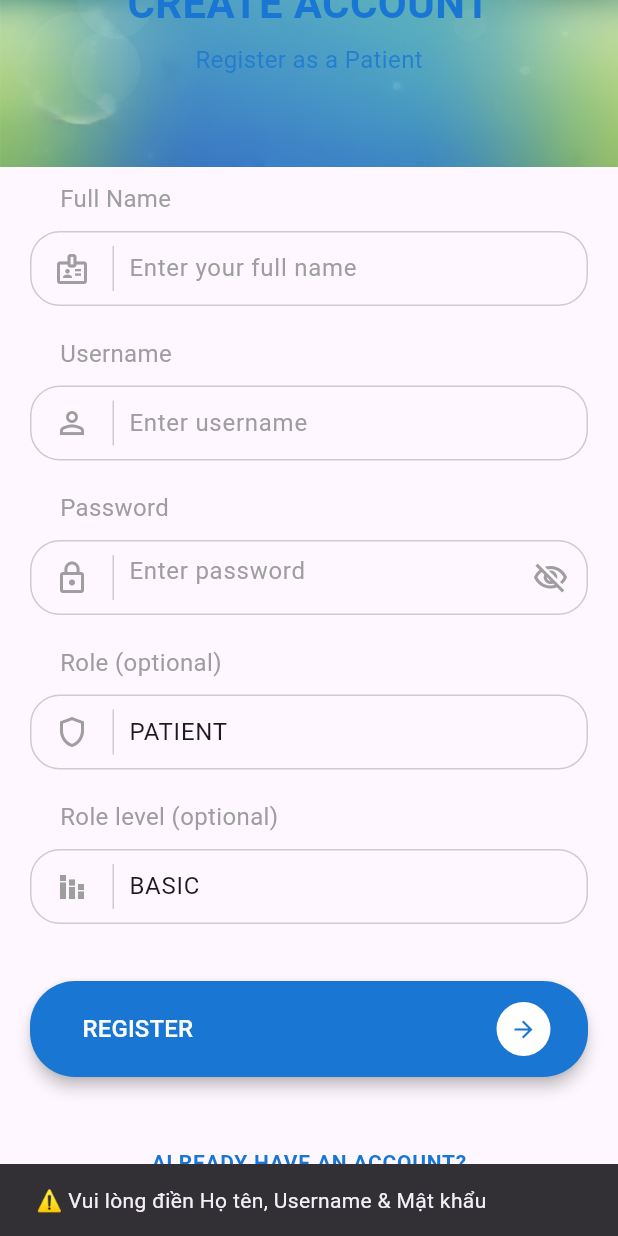
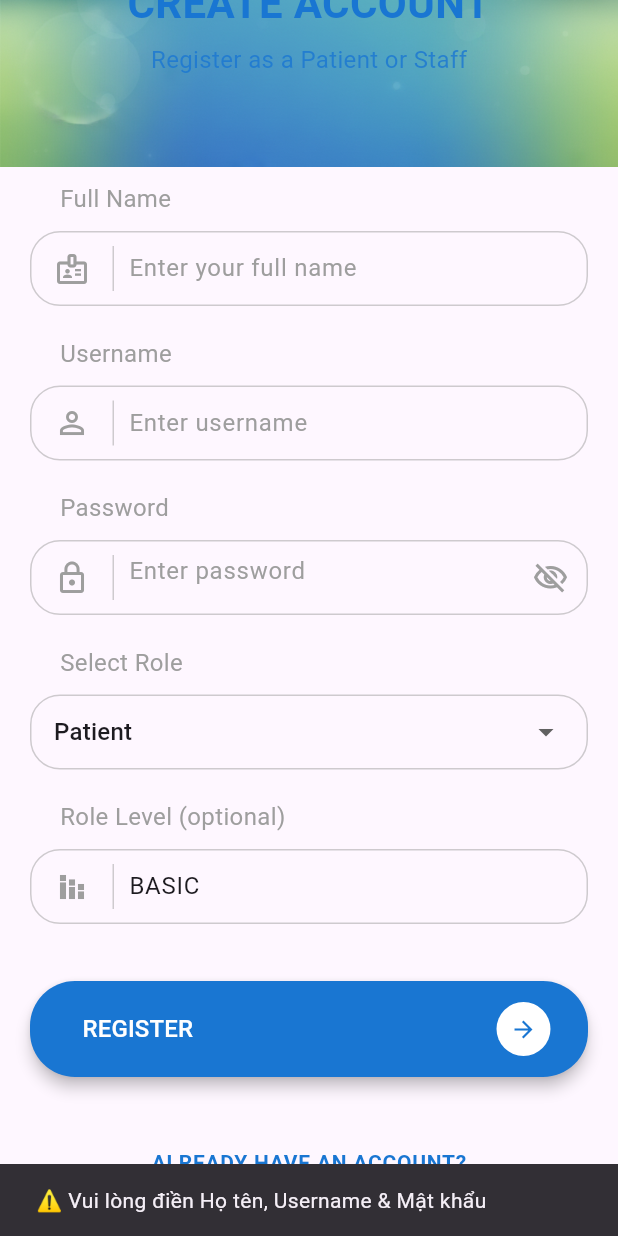
Before and after one commit to NhatChaMuc/HealthCarePJ, a Flutter app: the RegisterScreen screen opened by its route, scrolled down 188 dp, after a tap on "REGISTER", on a phone screen of 412 x 824 dp. Run offline on Flutter 3.47's test engine with Material 3 defaults, Android fonts, the phone set to English and light mode, and no system bars; our stand-ins replace google_fonts.

Commit message:
Update register lần 1

```diff
--- a/healthcare_flutter/lib/RegisterScreen.dart
+++ b/healthcare_flutter/lib/RegisterScreen.dart
@@ -1,7 +1,6 @@
-
 // ignore: file_names
 import 'package:flutter/material.dart';
-import 'auth_service.dart'; // 💡 IMPORT AUTH SERVICE
+import 'auth_service.dart';
 
 class RegisterScreen extends StatefulWidget {
   const RegisterScreen({super.key});
@@ -11,39 +10,36 @@ class RegisterScreen extends StatefulWidget {
 }
 
 class _RegisterScreenState extends State<RegisterScreen> {
-  // ✅ Đổi tên + Thêm controller
   final TextEditingController fullNameController = TextEditingController();
   final TextEditingController usernameController = TextEditingController();
   final TextEditingController passwordController = TextEditingController();
-  final TextEditingController roleController =
-      TextEditingController(text: "PATIENT");
+  final TextEditingController adminKeyController = TextEditingController();
   final TextEditingController roleLevelController =
       TextEditingController(text: "BASIC");
 
   bool _obscure = true;
   bool _loading = false;
 
-  // ✅ Sử dụng AuthService
+  // 🌟 Role lựa chọn
+  String selectedRole = "PATIENT";
+  bool showAdminKey = false;
+
   final AuthService _authService = AuthService();
-
-  // ⛔️ Xóa baseUrl (đã chuyển vào AuthService)
 
   @override
   void dispose() {
     fullNameController.dispose();
     usernameController.dispose();
     passwordController.dispose();
-    roleController.dispose();
+    adminKeyController.dispose();
     roleLevelController.dispose();
     super.dispose();
   }
 
-  // ✅ REFACTOR HÀM _register
   Future<void> _register() async {
     final fullName = fullNameController.text.trim();
     final username = usernameController.text.trim();
     final password = passwordController.text.trim();
-    final role = roleController.text.trim();
     final roleLevel = roleLevelController.text.trim();
 
     if (username.isEmpty || password.isEmpty || fullName.isEmpty) {
@@ -54,34 +50,37 @@ class _RegisterScreenState extends State<RegisterScreen> {
       return;
     }
 
+    // Nếu là doctor/nurse/admin mà chưa nhập key
+    if (showAdminKey && adminKeyController.text.trim().isEmpty) {
+      ScaffoldMessenger.of(context).showSnackBar(
+        const SnackBar(
+            content: Text("🔐 Vui lòng nhập Admin key để xác thực vai trò này")),
+      );
+      return;
+    }
+
     setState(() => _loading = true);
 
     try {
-      // ✅ Gọi hàm register từ AuthService
       final String? error = await _authService.register(
         fullName,
-        username, // Dùng làm 'account'
+        username,
         password,
-        role,
+        selectedRole,
         roleLevel,
       );
 
       if (error == null) {
-        // Thành công
-        // ignore: use_build_context_synchronously
         ScaffoldMessenger.of(context).showSnackBar(
           const SnackBar(content: Text("✅ Đăng ký thành công! Vui lòng đăng nhập.")),
         );
         if (mounted) Navigator.pop(context);
       } else {
-        // Lỗi
-        // ignore: use_build_context_synchronously
         ScaffoldMessenger.of(context).showSnackBar(
           SnackBar(content: Text("❌ $error")),
         );
       }
     } catch (e) {
-      // ignore: use_build_context_synchronously
       ScaffoldMessenger.of(context).showSnackBar(
         SnackBar(content: Text("❌ Lỗi không xác định: $e")),
       );
@@ -112,27 +111,23 @@ class _RegisterScreenState extends State<RegisterScreen> {
                 ),
                 child: Column(
                   children: [
-                    // ignore: prefer_const_constructors
                     Icon(Icons.person_add_alt_1, size: 80, color: primaryColor),
                     const SizedBox(height: 10),
-                    // ignore: prefer_const_constructors
                     Text("CREATE ACCOUNT",
-                        // ignore: prefer_const_constructors
                         style: TextStyle(
                             fontSize: 28,
                             fontWeight: FontWeight.bold,
                             color: primaryColor)),
                     const SizedBox(height: 6),
-                    Text("Register as a Patient",
+                    Text("Register as a Patient or Staff",
                         style: TextStyle(
-                            // ignore: deprecated_member_use
                             color: primaryColor.withOpacity(0.8),
                             fontSize: 16)),
                   ],
                 ),
               ),
 
-              // ✅ THÊM TRƯỜNG "HỌ TÊN"
+              // Full name
               const Padding(
                 padding: EdgeInsets.only(left: 40.0, top: 10),
                 child: Text("Full Name",
@@ -151,7 +146,7 @@ class _RegisterScreenState extends State<RegisterScreen> {
                     style: TextStyle(color: Colors.grey, fontSize: 16.0)),
               ),
               _buildInputField(
-                controller: usernameController, // ✅ Đổi tên controller
+                controller: usernameController,
                 icon: Icons.person_outline,
                 hint: "Enter username",
               ),
@@ -177,22 +172,59 @@ class _RegisterScreenState extends State<RegisterScreen> {
                 ),
               ),
 
-              // Role
+              // Role dropdown
               const Padding(
                 padding: EdgeInsets.only(left: 40.0, top: 10),
-                child: Text("Role (optional)",
+                child: Text("Select Role",
                     style: TextStyle(color: Colors.grey, fontSize: 16.0)),
               ),
-              _buildInputField(
-                controller: roleController,
-                icon: Icons.shield_outlined,
-                hint: "PATIENT / DOCTOR ...",
+              Container(
+                margin:
+                    const EdgeInsets.symmetric(vertical: 10.0, horizontal: 20.0),
+                padding: const EdgeInsets.symmetric(horizontal: 15.0),
+                decoration: BoxDecoration(
+                  border: Border.all(color: Colors.grey.withOpacity(0.5)),
+                  borderRadius: BorderRadius.circular(20.0),
+                ),
+                child: DropdownButton<String>(
+                  isExpanded: true,
+                  value: selectedRole,
+                  underline: const SizedBox(),
+                  items: const [
+                    DropdownMenuItem(value: "PATIENT", child: Text("Patient")),
+                    DropdownMenuItem(value: "DOCTOR", child: Text("Doctor")),
+                    DropdownMenuItem(value: "NURSE", child: Text("Nurse")),
+                    DropdownMenuItem(value: "ADMIN", child: Text("Admin")),
+                  ],
+                  onChanged: (value) {
+                    if (value != null) {
+                      setState(() {
+                        selectedRole = value;
+                        showAdminKey = ["DOCTOR", "NURSE", "ADMIN"].contains(value);
+                      });
+                    }
+                  },
+                ),
               ),
+
+              // Admin Key field (ẩn nếu không cần)
+              if (showAdminKey) ...[
+                const Padding(
+                  padding: EdgeInsets.only(left: 40.0, top: 10),
+                  child: Text("Admin Key",
+                      style: TextStyle(color: Colors.grey, fontSize: 16.0)),
+                ),
+                _buildInputField(
+                  controller: adminKeyController,
+                  icon: Icons.vpn_key_outlined,
+                  hint: "Enter key provided by main admin",
+                ),
+              ],
 
               // Role Level
               const Padding(
                 padding: EdgeInsets.only(left: 40.0, top: 10),
-                child: Text("Role level (optional)",
+                child: Text("Role Level (optional)",
                     style: TextStyle(color: Colors.grey, fontSize: 16.0)),
               ),
               _buildInputField(
@@ -203,7 +235,6 @@ class _RegisterScreenState extends State<RegisterScreen> {
 
               const SizedBox(height: 20),
 
-              // Button
               _loading
                   ? const Center(child: CircularProgressIndicator())
                   : _buildMainButton(
@@ -218,9 +249,7 @@ class _RegisterScreenState extends State<RegisterScreen> {
                 child: Center(
                   child: TextButton(
                     onPressed: () => Navigator.pop(context),
-                    // ignore: prefer_const_constructors
                     child: Text("ALREADY HAVE AN ACCOUNT?",
-                        // ignore: prefer_const_constructors
                         style: TextStyle(
                             color: primaryColor,
                             fontWeight: FontWeight.w600,
@@ -235,7 +264,6 @@ class _RegisterScreenState extends State<RegisterScreen> {
     );
   }
 
-  // UI helpers (Không đổi)
   Widget _buildInputField({
     required TextEditingController controller,
     required IconData icon,
@@ -246,7 +274,6 @@ class _RegisterScreenState extends State<RegisterScreen> {
     return Container(
       margin: const EdgeInsets.symmetric(vertical: 10.0, horizontal: 20.0),
       decoration: BoxDecoration(
-        // ignore: deprecated_member_use
         border: Border.all(color: Colors.grey.withOpacity(0.5), width: 1.0),
         borderRadius: BorderRadius.circular(20.0),
       ),
@@ -259,7 +286,6 @@ class _RegisterScreenState extends State<RegisterScreen> {
           Container(
               height: 30.0,
               width: 1.0,
-              // ignore: deprecated_member_use
               color: Colors.grey.withOpacity(0.5),
               margin: const EdgeInsets.only(right: 10.0)),
           Expanded(
```
